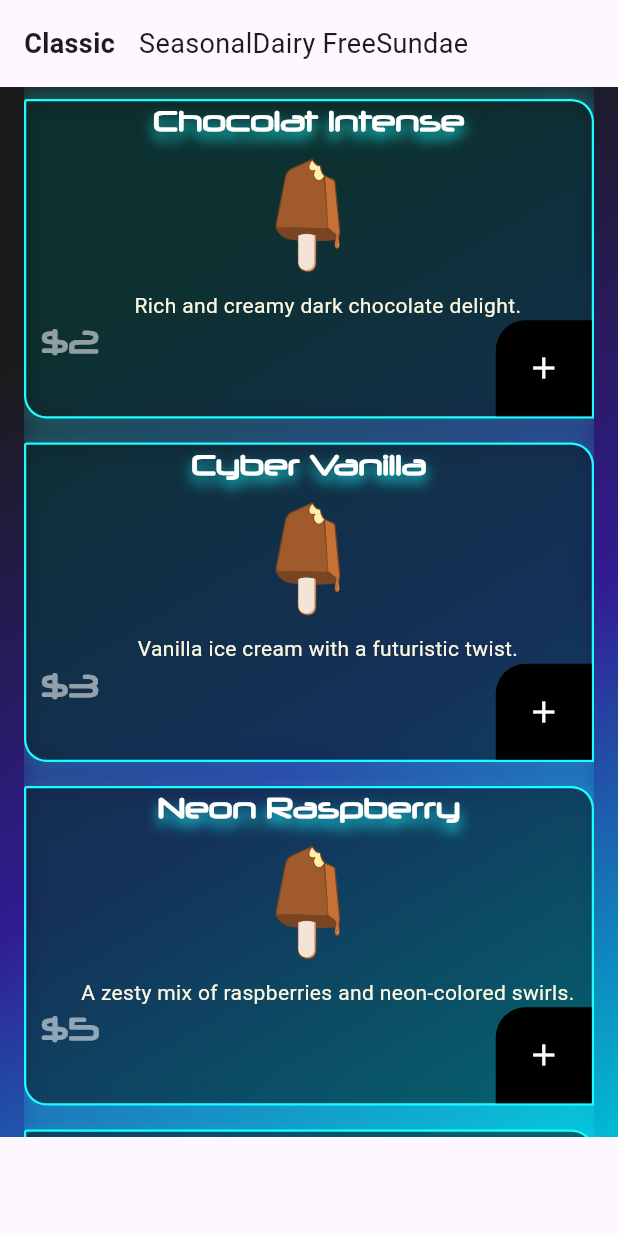
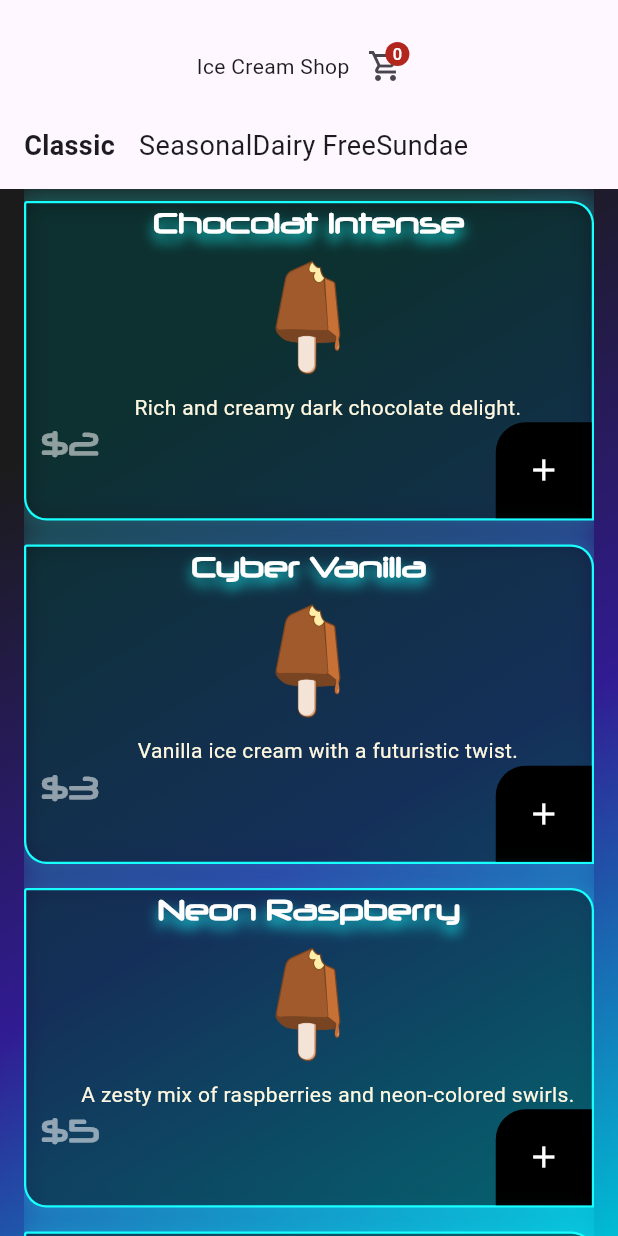
Before and after one commit to AnthonyF99/IceCream2077, a Flutter app: the ProductCard widget shown alone on an empty page, opened directly, on a phone screen of 412 x 824 dp. Run offline on Flutter 3.47's test engine with Material 3 defaults, Android fonts, the phone set to English and light mode, and no system bars; our stand-ins replace flutter_map, latlong2; network calls fail.

Commit message:
Refactor and feature updates- Removed regscreen- Removed selected_product- Updated navigation bar for improved menu handling- Fixed bug causing menu to appear off-screen- Moved ProductCard to screens folder and renamed to ProductScreen- Integrated flutter_map and latlong packages for map functionality- Added a Map section in navigation to display the map from MapScreen.dart

```diff
--- a/lib/widgets/product_card.dart
+++ b/lib/screens/product_screen.dart
@@ -2,6 +2,7 @@ import 'package:flutter/material.dart';
 import 'package:icecream/components/icecream_tile.dart';
 import 'package:icecream/model/ice_cream.dart';
 import 'package:icecream/model/cart.dart';
+import 'package:icecream/screens/cartscreen.dart';
 import 'package:provider/provider.dart';
 
 class ProductCardComponent extends StatelessWidget {
@@ -39,6 +40,29 @@ class _ProductCardState extends State<ProductCard> {
     return Consumer<Cart>(
       builder: (context, value, child) => Column(
         children: [
+          Padding(
+            padding: const EdgeInsets.only(top: 20.0),
+            child:
+                Wrap(crossAxisAlignment: WrapCrossAlignment.center, children: [
+              Text(
+                'Ice Cream Shop',
+              ),
+              IconButton(
+                icon: Consumer<Cart>(
+                  builder: (context, cart, child) => Badge(
+                    label: Text(cart.getUserCart().length.toString()),
+                    child: Icon(Icons.shopping_cart_outlined),
+                  ),
+                ),
+                onPressed: () {
+                  Navigator.push(
+                    context,
+                    MaterialPageRoute(builder: (context) => const CartPage()),
+                  );
+                },
+              ),
+            ]),
+          ),
           // Header
           Row(
             children: [
@@ -81,7 +105,8 @@ class _ProductCardState extends State<ProductCard> {
             ],
           ),
           // Liste des glaces
-          Container(
+          Expanded(
+            child: Container(
               decoration: const BoxDecoration(
                 gradient: LinearGradient(
                   begin: Alignment.topLeft,
@@ -100,8 +125,7 @@ class _ProductCardState extends State<ProductCard> {
               ),
               child: Padding(
                 padding: const EdgeInsets.symmetric(horizontal: 16.0),
-              child: SizedBox(
-                  height: 700,
+                child: Expanded(
                     child: ListView.builder(
                         itemCount: value.getIceCreamList().length,
                         scrollDirection: Axis.vertical,
@@ -119,6 +143,7 @@ class _ProductCardState extends State<ProductCard> {
                         })),
               ),
             ),
+          ),
         ],
       ),
     );
--- a/pubspec.yaml
+++ b/pubspec.yaml
@@ -35,6 +35,8 @@ dependencies:
   # The following adds the Cupertino Icons font to your application.
   # Use with the CupertinoIcons class for iOS style icons.
   cupertino_icons: ^1.0.8
+  flutter_map: ^6.1.0
+  latlong2: ^0.8.1
 
 dev_dependencies:
   flutter_test:
```
Also changed, not shown: lib/screens/mapscreen.dart (added, +29 -0 lines), lib/screens/selected_product.dart (deleted, +0 -57 lines), lib/widgets/navigation_bar.dart (+9 -29 lines), lib/screens/regscreen.dart (deleted), pubspec.lock. Lines whose indentation alone changed are shown as unchanged.
